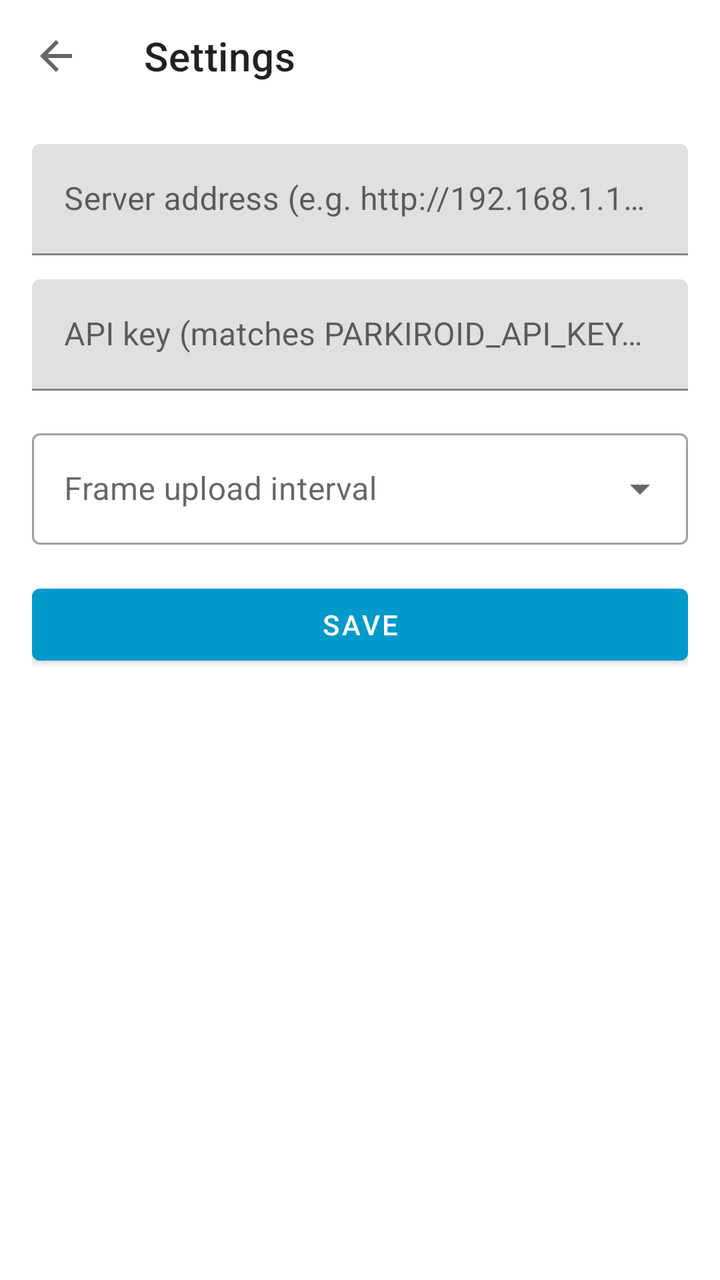
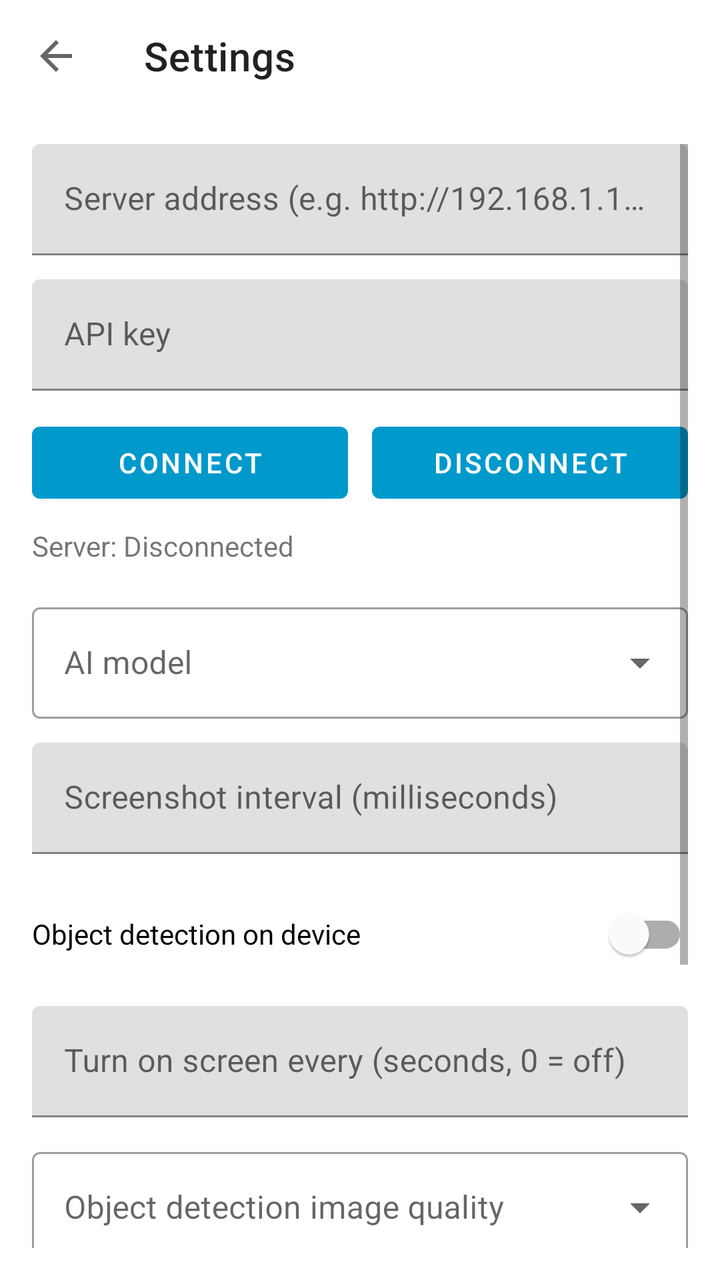

Screens rendered from an Android XML layout before and after an edit, with the pre-edit source and the edit as a unified diff.
<!-- AndroidManifest.xml: application theme Theme.Parkiroid -->
<!-- res/layout/activity_settings.xml -->
<?xml version="1.0" encoding="utf-8"?>
<LinearLayout xmlns:android="http://schemas.android.com/apk/res/android"
    xmlns:app="http://schemas.android.com/apk/res-auto"
    android:layout_width="match_parent"
    android:layout_height="match_parent"
    android:orientation="vertical">

    <com.google.android.material.appbar.MaterialToolbar
        android:id="@+id/settingsToolbar"
        android:layout_width="match_parent"
        android:layout_height="?attr/actionBarSize"
        app:navigationIcon="?attr/homeAsUpIndicator"
        app:title="@string/settings_title" />

    <ScrollView
        android:layout_width="match_parent"
        android:layout_height="match_parent"
        android:padding="16dp">

    <LinearLayout
        android:layout_width="match_parent"
        android:layout_height="wrap_content"
        android:orientation="vertical">

        <com.google.android.material.textfield.TextInputLayout
            android:layout_width="match_parent"
            android:layout_height="wrap_content"
            android:hint="@string/server_base_url">

            <com.google.android.material.textfield.TextInputEditText
                android:id="@+id/serverInput"
                android:layout_width="match_parent"
                android:layout_height="wrap_content"
                android:inputType="textUri" />
        </com.google.android.material.textfield.TextInputLayout>

        <com.google.android.material.textfield.TextInputLayout
            android:layout_width="match_parent"
            android:layout_height="wrap_content"
            android:layout_marginTop="12dp"
            android:hint="@string/api_key">

            <com.google.android.material.textfield.TextInputEditText
                android:id="@+id/apiKeyInput"
                android:layout_width="match_parent"
                android:layout_height="wrap_content"
                android:inputType="textPassword" />
        </com.google.android.material.textfield.TextInputLayout>

        <com.google.android.material.textfield.TextInputLayout
            android:id="@+id/frameUploadIntervalLayout"
            style="@style/Widget.MaterialComponents.TextInputLayout.OutlinedBox.ExposedDropdownMenu"
            android:layout_width="match_parent"
            android:layout_height="wrap_content"
            android:layout_marginTop="16dp"
            android:hint="@string/frame_upload_interval">

            <AutoCompleteTextView
                android:id="@+id/frameUploadIntervalInput"
                android:layout_width="match_parent"
                android:layout_height="wrap_content"
                android:inputType="none" />
        </com.google.android.material.textfield.TextInputLayout>

        <Button
            android:id="@+id/saveBtn"
            android:layout_width="match_parent"
            android:layout_height="wrap_content"
            android:layout_marginTop="16dp"
            android:text="@string/save" />
    </LinearLayout>
    </ScrollView>
</LinearLayout>
<!-- resources referenced by this layout -->
<resources>
  <string name="api_key">API key (matches PARKIROID_API_KEY on server)</string>
  <string name="frame_upload_interval">Frame upload interval</string>
  <string name="save">Save</string>
  <string name="server_base_url">Server address (e.g. http://192.168.1.10:8080)</string>
  <string name="settings_title">Settings</string>
  <style name="Theme.Parkiroid" parent="Theme.MaterialComponents.DayNight.NoActionBar">
          <item name="colorPrimary">@android:color/holo_blue_dark</item>
      </style>
</resources>

<!-- the commit's change to res/layout/activity_settings.xml (unified diff, before → after) -->
@@ -17,57 +17,161 @@
         android:layout_height="match_parent"
         android:padding="16dp">
 
-    <LinearLayout
-        android:layout_width="match_parent"
-        android:layout_height="wrap_content"
-        android:orientation="vertical">
-
-        <com.google.android.material.textfield.TextInputLayout
+        <LinearLayout
             android:layout_width="match_parent"
             android:layout_height="wrap_content"
-            android:hint="@string/server_base_url">
+            android:orientation="vertical">
 
-            <com.google.android.material.textfield.TextInputEditText
-                android:id="@+id/serverInput"
+            <com.google.android.material.textfield.TextInputLayout
                 android:layout_width="match_parent"
                 android:layout_height="wrap_content"
-                android:inputType="textUri" />
-        </com.google.android.material.textfield.TextInputLayout>
+                android:hint="@string/server_base_url">
 
-        <com.google.android.material.textfield.TextInputLayout
-            android:layout_width="match_parent"
-            android:layout_height="wrap_content"
-            android:layout_marginTop="12dp"
-            android:hint="@string/api_key">
+                <com.google.android.material.textfield.TextInputEditText
+                    android:id="@+id/serverInput"
+                    android:layout_width="match_parent"
+                    android:layout_height="wrap_content"
+                    android:inputType="textUri" />
+            </com.google.android.material.textfield.TextInputLayout>
 
-            <com.google.android.material.textfield.TextInputEditText
-                android:id="@+id/apiKeyInput"
+            <com.google.android.material.textfield.TextInputLayout
                 android:layout_width="match_parent"
                 android:layout_height="wrap_content"
-                android:inputType="textPassword" />
-        </com.google.android.material.textfield.TextInputLayout>
+                android:layout_marginTop="12dp"
+                android:hint="@string/api_key">
 
-        <com.google.android.material.textfield.TextInputLayout
-            android:id="@+id/frameUploadIntervalLayout"
-            style="@style/Widget.MaterialComponents.TextInputLayout.OutlinedBox.ExposedDropdownMenu"
-            android:layout_width="match_parent"
-            android:layout_height="wrap_content"
-            android:layout_marginTop="16dp"
-            android:hint="@string/frame_upload_interval">
+                <com.google.android.material.textfield.TextInputEditText
+                    android:id="@+id/apiKeyInput"
+                    android:layout_width="match_parent"
+                    android:layout_height="wrap_content"
+                    android:inputType="textPassword" />
+            </com.google.android.material.textfield.TextInputLayout>
 
-            <AutoCompleteTextView
-                android:id="@+id/frameUploadIntervalInput"
+            <LinearLayout
                 android:layout_width="match_parent"
                 android:layout_height="wrap_content"
-                android:inputType="none" />
-        </com.google.android.material.textfield.TextInputLayout>
+                android:layout_marginTop="12dp"
+                android:orientation="horizontal">
 
-        <Button
-            android:id="@+id/saveBtn"
-            android:layout_width="match_parent"
-            android:layout_height="wrap_content"
-            android:layout_marginTop="16dp"
-            android:text="@string/save" />
-    </LinearLayout>
+                <Button
+                    android:id="@+id/connectBtn"
+                    android:layout_width="0dp"
+                    android:layout_height="wrap_content"
+                    android:layout_marginEnd="6dp"
+                    android:layout_weight="1"
+                    android:text="@string/connect" />
+
+                <Button
+                    android:id="@+id/disconnectBtn"
+                    android:layout_width="0dp"
+                    android:layout_height="wrap_content"
+                    android:layout_marginStart="6dp"
+                    android:layout_weight="1"
+                    android:text="@string/disconnect" />
+            </LinearLayout>
+
+            <TextView
+                android:id="@+id/connectionStatusTxt"
+                android:layout_width="match_parent"
+                android:layout_height="wrap_content"
+                android:layout_marginTop="8dp"
+                android:text="@string/server_status_disconnected" />
+
+            <com.google.android.material.textfield.TextInputLayout
+                style="@style/Widget.MaterialComponents.TextInputLayout.OutlinedBox.ExposedDropdownMenu"
+                android:layout_width="match_parent"
+                android:layout_height="wrap_content"
+                android:layout_marginTop="16dp"
+                android:hint="@string/ai_model">
+
+                <AutoCompleteTextView
+                    android:id="@+id/aiModelInput"
+                    android:layout_width="match_parent"
+                    android:layout_height="wrap_content"
+                    android:inputType="none" />
+            </com.google.android.material.textfield.TextInputLayout>
+
+            <com.google.android.material.textfield.TextInputLayout
+                android:layout_width="match_parent"
+                android:layout_height="wrap_content"
+                android:layout_marginTop="12dp"
+                android:hint="@string/capture_interval_ms">
+
+                <com.google.android.material.textfield.TextInputEditText
+                    android:id="@+id/captureIntervalInput"
+                    android:layout_width="match_parent"
+                    android:layout_height="wrap_content"
+                    android:inputType="number" />
+            </com.google.android.material.textfield.TextInputLayout>
+
+            <com.google.android.material.switchmaterial.SwitchMaterial
+                android:id="@+id/onDeviceDetectionSwitch"
+                android:layout_width="match_parent"
+                android:layout_height="wrap_content"
+                android:layout_marginTop="16dp"
+                android:text="@string/object_detection_on_device" />
+
+            <com.google.android.material.textfield.TextInputLayout
+                android:layout_width="match_parent"
+                android:layout_height="wrap_content"
+                android:layout_marginTop="12dp"
+                android:hint="@string/screen_on_interval_sec">
+
+                <com.google.android.material.textfield.TextInputEditText
+                    android:id="@+id/screenOnIntervalInput"
+                    android:layout_width="match_parent"
+                    android:layout_height="wrap_content"
+                    android:inputType="number" />
+            </com.google.android.material.textfield.TextInputLayout>
+
+            <com.google.android.material.textfield.TextInputLayout
+                style="@style/Widget.MaterialComponents.TextInputLayout.OutlinedBox.ExposedDropdownMenu"
+                android:layout_width="match_parent"
+                android:layout_height="wrap_content"
+                android:layout_marginTop="12dp"
+                android:hint="@string/detection_image_quality">
+
+                <AutoCompleteTextView
+                    android:id="@+id/detectionQualityInput"
+                    android:layout_width="match_parent"
+                    android:layout_height="wrap_content"
+                    android:inputType="none" />
+            </com.google.android.material.textfield.TextInputLayout>
+
+            <com.google.android.material.textfield.TextInputLayout
+                style="@style/Widget.MaterialComponents.TextInputLayout.OutlinedBox.ExposedDropdownMenu"
+                android:layout_width="match_parent"
+                android:layout_height="wrap_content"
+                android:layout_marginTop="12dp"
+                android:hint="@string/sending_image_quality">
+
+                <AutoCompleteTextView
+                    android:id="@+id/sendingQualityInput"
+                    android:layout_width="match_parent"
+                    android:layout_height="wrap_content"
+                    android:inputType="none" />
+            </com.google.android.material.textfield.TextInputLayout>
+
+            <com.google.android.material.textfield.TextInputLayout
+                style="@style/Widget.MaterialComponents.TextInputLayout.OutlinedBox.ExposedDropdownMenu"
+                android:layout_width="match_parent"
+                android:layout_height="wrap_content"
+                android:layout_marginTop="12dp"
+                android:hint="@string/realtime_fps">
+
+                <AutoCompleteTextView
+                    android:id="@+id/realtimeFpsInput"
+                    android:layout_width="match_parent"
+                    android:layout_height="wrap_content"
+                    android:inputType="none" />
+            </com.google.android.material.textfield.TextInputLayout>
+
+            <Button
+                android:id="@+id/saveBtn"
+                android:layout_width="match_parent"
+                android:layout_height="wrap_content"
+                android:layout_marginTop="16dp"
+                android:text="@string/save" />
+        </LinearLayout>
     </ScrollView>
 </LinearLayout>
<!-- resource entries referenced after the edit -->
@@ -1,9 +1,18 @@
 <!-- resources referenced by this layout -->
 <resources>
-  <string name="api_key">API key (matches PARKIROID_API_KEY on server)</string>
-  <string name="frame_upload_interval">Frame upload interval</string>
+  <string name="ai_model">AI model</string>
+  <string name="api_key">API key</string>
+  <string name="capture_interval_ms">Screenshot interval (milliseconds)</string>
+  <string name="connect">Connect</string>
+  <string name="detection_image_quality">Object detection image quality</string>
+  <string name="disconnect">Disconnect</string>
+  <string name="object_detection_on_device">Object detection on device</string>
+  <string name="realtime_fps">Realtime FPS</string>
   <string name="save">Save</string>
+  <string name="screen_on_interval_sec">Turn on screen every (seconds, 0 = off)</string>
+  <string name="sending_image_quality">Sending image quality</string>
   <string name="server_base_url">Server address (e.g. http://192.168.1.10:8080)</string>
+  <string name="server_status_disconnected">Server: Disconnected</string>
   <string name="settings_title">Settings</string>
   <style name="Theme.Parkiroid" parent="Theme.MaterialComponents.DayNight.NoActionBar">
           <item name="colorPrimary">@android:color/holo_blue_dark</item>
